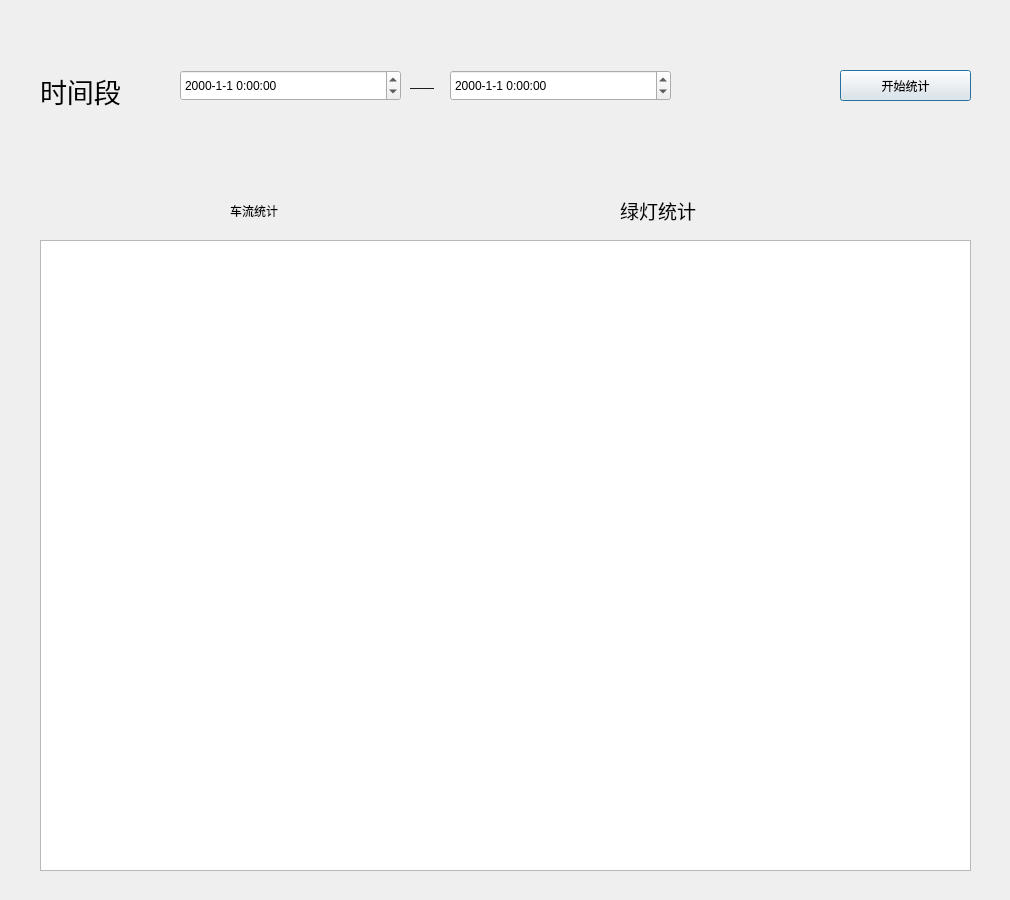
Qt form UI/StatisticalAnalysis/statistical_analysis.ui (youxiudeshouyeren/IntelligentSystem) before a commit.
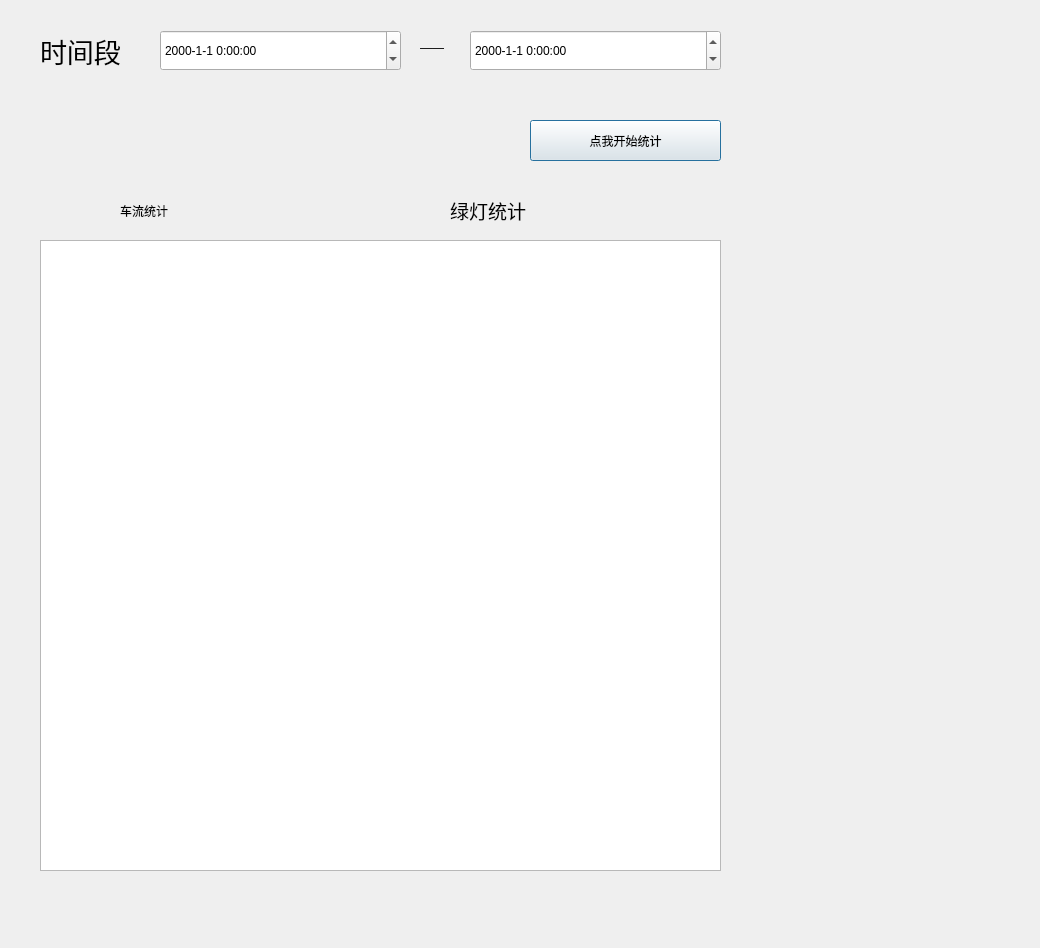
The same form after that commit.

Commit message: 更改统计分析布局

Diff of the .ui file:
```diff
--- a/UI/StatisticalAnalysis/statistical_analysis.ui
+++ b/UI/StatisticalAnalysis/statistical_analysis.ui
@@ -6,8 +6,8 @@
    <rect>
     <x>0</x>
     <y>0</y>
-    <width>1010</width>
-    <height>900</height>
+    <width>1040</width>
+    <height>948</height>
    </rect>
   </property>
   <property name="windowTitle">
@@ -17,8 +17,8 @@
    <property name="geometry">
     <rect>
      <x>40</x>
-     <y>60</y>
-     <width>121</width>
+     <y>20</y>
+     <width>131</width>
      <height>61</height>
     </rect>
    </property>
@@ -42,8 +42,8 @@
   <widget class="QLabel" name="label_2">
    <property name="geometry">
     <rect>
-     <x>410</x>
-     <y>80</y>
+     <x>420</x>
+     <y>40</y>
      <width>31</width>
      <height>16</height>
     </rect>
@@ -55,10 +55,10 @@
   <widget class="QPushButton" name="pushButton">
    <property name="geometry">
     <rect>
-     <x>840</x>
-     <y>70</y>
-     <width>131</width>
-     <height>31</height>
+     <x>530</x>
+     <y>120</y>
+     <width>191</width>
+     <height>41</height>
     </rect>
    </property>
    <property name="styleSheet">
@@ -66,7 +66,7 @@
 font: 16pt &quot;宋体&quot;;</string>
    </property>
    <property name="text">
-    <string>开始统计</string>
+    <string>点我开始统计</string>
    </property>
   </widget>
   <widget class="QTableView" name="tableView">
@@ -74,7 +74,7 @@
     <rect>
      <x>40</x>
      <y>240</y>
-     <width>931</width>
+     <width>681</width>
      <height>631</height>
     </rect>
    </property>
@@ -82,7 +82,7 @@
   <widget class="QLabel" name="label_3">
    <property name="geometry">
     <rect>
-     <x>230</x>
+     <x>120</x>
      <y>180</y>
      <width>121</width>
      <height>61</height>
@@ -99,7 +99,7 @@
   <widget class="QLabel" name="label_4">
    <property name="geometry">
     <rect>
-     <x>620</x>
+     <x>450</x>
      <y>180</y>
      <width>121</width>
      <height>61</height>
@@ -125,10 +125,10 @@
   <widget class="QDateTimeEdit" name="dateTimeEdit">
    <property name="geometry">
     <rect>
-     <x>180</x>
-     <y>70</y>
-     <width>221</width>
-     <height>31</height>
+     <x>160</x>
+     <y>30</y>
+     <width>241</width>
+     <height>41</height>
     </rect>
    </property>
    <property name="styleSheet">
@@ -142,10 +142,10 @@
   <widget class="QDateTimeEdit" name="dateTimeEdit_3">
    <property name="geometry">
     <rect>
-     <x>450</x>
-     <y>70</y>
-     <width>221</width>
-     <height>31</height>
+     <x>470</x>
+     <y>30</y>
+     <width>251</width>
+     <height>41</height>
     </rect>
    </property>
    <property name="styleSheet">
```
The commit also changes 3 other files.
